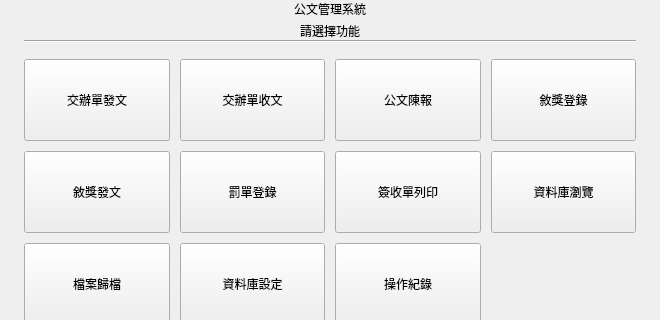
jerrygskk/PoliceDocSys, file layouts/main_menu.ui: the form before one commit; both pictures show x 0 to 660 and y 0 to 320 of the 660 by 460 pixel window.
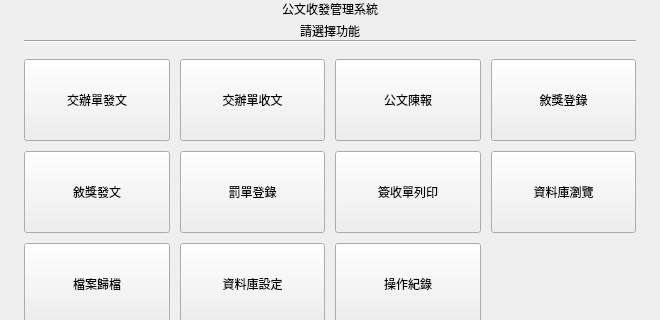
The form after the commit.

Commit message:
chore: 完整版更名為公文收發管理系統
程式內名稱（主選單、視窗標題、各版面檔標題、事件記錄來源、獨立版的
損毀提示、程式內說明、速查卡標題）與 EXE 版本資訊、進版工具常數一併更新；
README 與 DEVELOPER 標題同步。橫幅圖已於前次更新。

What changed in the file:
```diff
--- a/layouts/main_menu.ui
+++ b/layouts/main_menu.ui
@@ -62,7 +62,7 @@
      <property name="spacing"><number>4</number></property>
      <item>
       <widget class="QLabel" name="titleLabel">
-       <property name="text"><string>公文管理系統</string></property>
+       <property name="text"><string>公文收發管理系統</string></property>
        <property name="alignment"><set>Qt::AlignCenter</set></property>
       </widget>
      </item>
```
Left out of the diff: 2 changed lines with no effect on the pictures. The commit also changes 19 other files.
